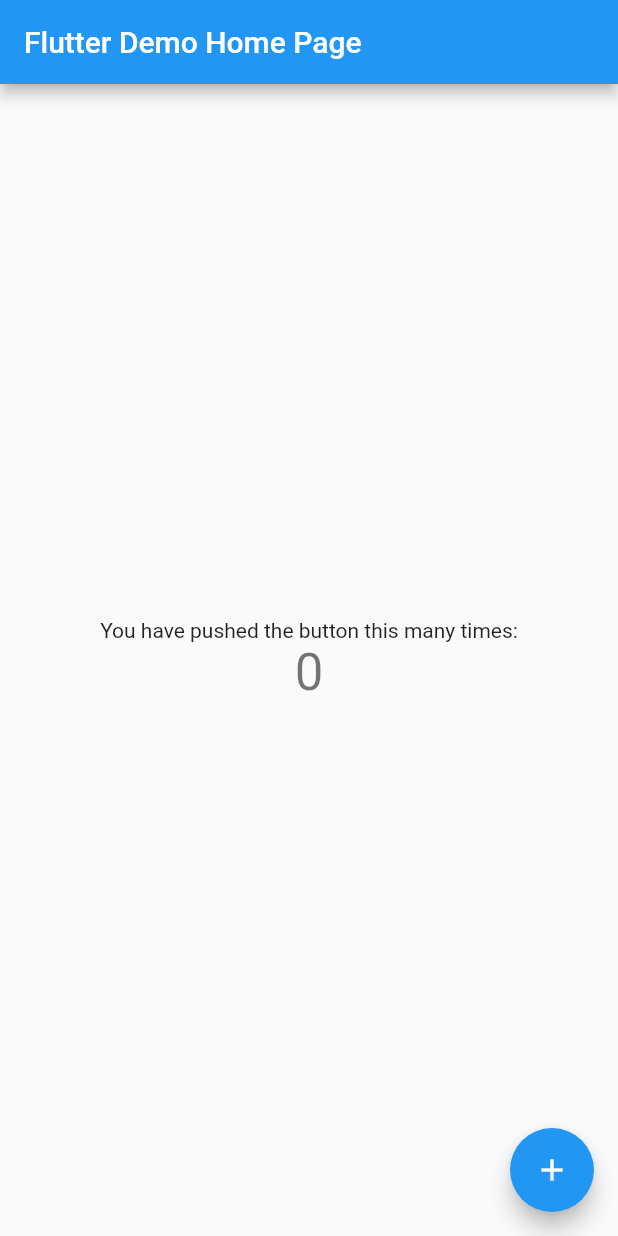
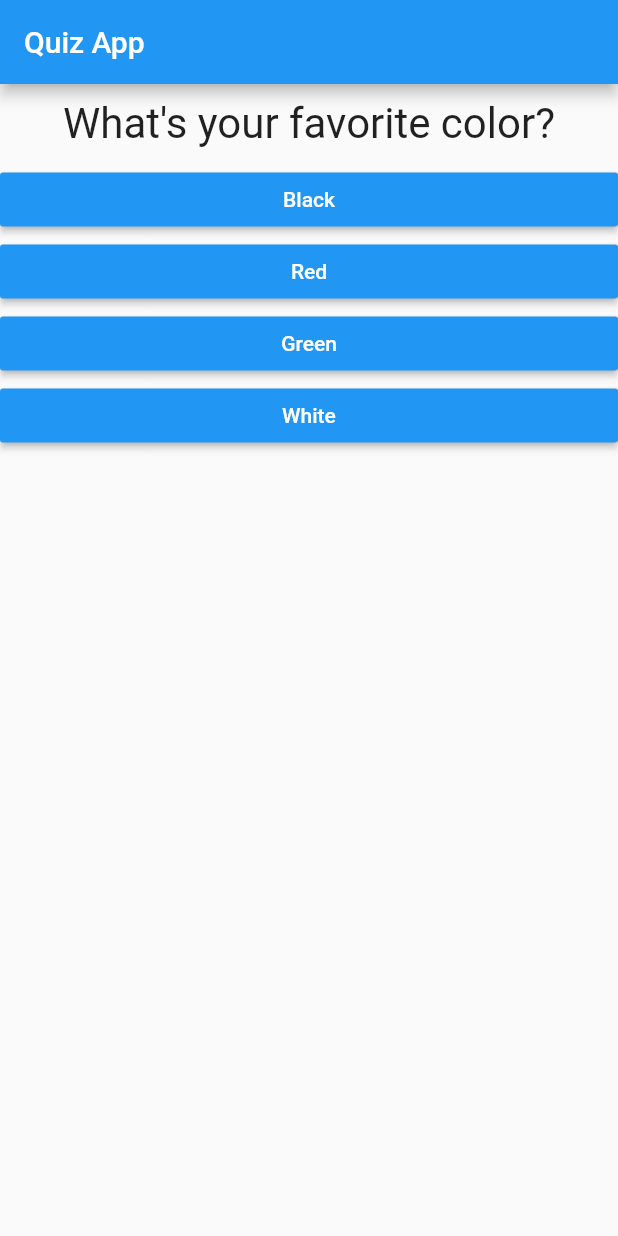
Before and after one commit to umerzia-7001/Quiz-App-Flutter, a Flutter app: the screen it shows after launch, on a phone screen of 412 x 824 dp. Run offline on Flutter 3.47's test engine with Material 2 defaults, Android fonts, the phone set to English and light mode, and no system bars.

Commit message:
first commmit

```diff
--- /dev/null
+++ b/lib/answer.dart
@@ -0,0 +1,21 @@
+import 'package:flutter/material.dart';
+
+class Answer extends StatelessWidget {
+  final Function selectHandler;
+  final String answerText;
+
+  Answer(this.selectHandler, this.answerText);
+
+  @override
+  Widget build(BuildContext context) {
+    return Container(
+      width: double.infinity,
+      child: RaisedButton(
+        color: Colors.blue,
+        textColor: Colors.white,
+        child: Text(answerText),
+        onPressed: selectHandler,
+      ),
+    );
+  }
+}
--- a/lib/main.dart
+++ b/lib/main.dart
@@ -1,113 +1,89 @@
 import 'package:flutter/material.dart';
 
-void main() {
-  runApp(MyApp());
+import './quiz.dart';
+import './result.dart';
+// void main() {
+//   runApp(MyApp());
+// }
+
+void main() => runApp(MyApp());
+
+class MyApp extends StatefulWidget {
+  @override
+  State<StatefulWidget> createState() => _MyAppState();
 }
 
-class MyApp extends StatelessWidget {
-  // This widget is the root of your application.
-  @override
-  Widget build(BuildContext context) {
-    return MaterialApp(
-      title: 'Flutter Demo',
-      theme: ThemeData(
-        // This is the theme of your application.
-        //
-        // Try running your application with "flutter run". You'll see the
-        // application has a blue toolbar. Then, without quitting the app, try
-        // changing the primarySwatch below to Colors.green and then invoke
-        // "hot reload" (press "r" in the console where you ran "flutter run",
-        // or simply save your changes to "hot reload" in a Flutter IDE).
-        // Notice that the counter didn't reset back to zero; the application
-        // is not restarted.
-        primarySwatch: Colors.blue,
-      ),
-      home: MyHomePage(title: 'Flutter Demo Home Page'),
-    );
+class _MyAppState extends State<MyApp> {
+  final _questions = const [
+    {
+      'questionText': 'What\'s your favorite color?',
+      'answers': [
+        {'text': 'Black', 'score': 10},
+        {'text': 'Red', 'score': 5},
+        {'text': 'Green', 'score': 3},
+        {'text': 'White', 'score': 1},
+      ],
+    },
+    {
+      'questionText': 'What\'s your favorite animal?',
+      'answers': [
+        {'text': 'Rabbit', 'score': 3},
+        {'text': 'Snake', 'score': 11},
+        {'text': 'Elephant', 'score': 5},
+        {'text': 'Lion', 'score': 9},
+      ],
+    },
+    {
+      'questionText': 'Who\'s your favorite leader?',
+      'answers': [
+        {'text': 'Hitler', 'score': 5},
+        {'text': 'NMandela', 'score': 2},
+        {'text': 'Nehru', 'score': 4},
+        {'text': 'Quaid', 'score': 1},
+      ],
+    },
+  ];
+  var _questionIndex = 0;
+  var _totalScore = 0;
+
+  void _resetQuiz() {
+    setState(() {
+      _questionIndex = 0;
+      _totalScore = 0;
+    });
   }
-}
 
-class MyHomePage extends StatefulWidget {
-  MyHomePage({Key key, this.title}) : super(key: key);
+  void _answerQuestion(int score) {
 
-  // This widget is the home page of your application. It is stateful, meaning
-  // that it has a State object (defined below) that contains fields that affect
-  // how it looks.
+    _totalScore += score;
 
-  // This class is the configuration for the state. It holds the values (in this
-  // case the title) provided by the parent (in this case the App widget) and
-  // used by the build method of the State. Fields in a Widget subclass are
-  // always marked "final".
+    setState(() {
+      _questionIndex = _questionIndex + 1;
+    });
 
-  final String title;
-
-  @override
-  _MyHomePageState createState() => _MyHomePageState();
-}
-
-class _MyHomePageState extends State<MyHomePage> {
-  int _counter = 0;
-
-  void _incrementCounter() {
-    setState(() {
-      // This call to setState tells the Flutter framework that something has
-      // changed in this State, which causes it to rerun the build method below
-      // so that the display can reflect the updated values. If we changed
-      // _counter without calling setState(), then the build method would not be
-      // called again, and so nothing would appear to happen.
-      _counter++;
-    });
+    if (_questionIndex < _questions.length) {
+      print('We have more questions!');
+    } else {
+      print('No more questions!');
+    }
   }
 
   @override
   Widget build(BuildContext context) {
-    // This method is rerun every time setState is called, for instance as done
-    // by the _incrementCounter method above.
-    //
-    // The Flutter framework has been optimized to make rerunning build methods
-    // fast, so that you can just rebuild anything that needs updating rather
-    // than having to individually change instances of widgets.
-    return Scaffold(
-      appBar: AppBar(
-        // Here we take the value from the MyHomePage object that was created by
-        // the App.build method, and use it to set our appbar title.
-        title: Text(widget.title),
+
+    return MaterialApp(
+      home: Scaffold(
+        appBar: AppBar(
+          title: Text('Quiz App'),
+        ),
+        body: _questionIndex < _questions.length
+            ? Quiz(
+                answerQuestion: _answerQuestion,
+                questionIndex: _questionIndex,
+                questions: _questions,
+              )
+            : Result(_totalScore, _resetQuiz),
       ),
-      body: Center(
-        // Center is a layout widget. It takes a single child and positions it
-        // in the middle of the parent.
-        child: Column(
-          // Column is also a layout widget. It takes a list of children and
-          // arranges them vertically. By default, it sizes itself to fit its
-          // children horizontally, and tries to be as tall as its parent.
-          //
-          // Invoke "debug painting" (press "p" in the console, choose the
-          // "Toggle Debug Paint" action from the Flutter Inspector in Android
-          // Studio, or the "Toggle Debug Paint" command in Visual Studio Code)
-          // to see the wireframe for each widget.
-          //
-          // Column has various properties to control how it sizes itself and
-          // how it positions its children. Here we use mainAxisAlignment to
-          // center the children vertically; the main axis here is the vertical
-          // axis because Columns are vertical (the cross axis would be
-          // horizontal).
-          mainAxisAlignment: MainAxisAlignment.center,
-          children: <Widget>[
-            Text(
-              'You have pushed the button this many times:',
-            ),
-            Text(
-              '$_counter',
-              style: Theme.of(context).textTheme.headline4,
-            ),
-          ],
-        ),
-      ),
-      floatingActionButton: FloatingActionButton(
-        onPressed: _incrementCounter,
-        tooltip: 'Increment',
-        child: Icon(Icons.add),
-      ), // This trailing comma makes auto-formatting nicer for build methods.
     );
   }
 }
--- /dev/null
+++ b/lib/question.dart
@@ -0,0 +1,20 @@
+import 'package:flutter/material.dart';
+
+class Question extends StatelessWidget {
+  final String questionText;
+
+  Question(this.questionText);
+
+  @override
+  Widget build(BuildContext context) {
+    return Container(
+      width: double.infinity,
+      margin: EdgeInsets.all(10),
+      child: Text(
+        questionText,
+        style: TextStyle(fontSize: 28),
+        textAlign: TextAlign.center,
+      ),
+    );
+  }
+}
--- /dev/null
+++ b/lib/quiz.dart
@@ -0,0 +1,31 @@
+import 'package:flutter/material.dart';
+
+import './question.dart';
+import './answer.dart';
+
+class Quiz extends StatelessWidget {
+  final List<Map<String, Object>> questions;
+
+  final int questionIndex;
+  final Function answerQuestion;
+
+  Quiz({
+    @required this.questions,
+    @required this.answerQuestion,
+    @required this.questionIndex,
+  });
+
+  @override
+  Widget build(BuildContext context) {
+    return Column(
+      children: [
+        Question(
+          questions[questionIndex]['questionText'],
+        ),
+        ...(questions[questionIndex]['answers'] as List<Map<String, Object>>).map((answer) {
+          return Answer(() => answerQuestion(answer['score']), answer['text']); //answerQuestion  function acting as handler
+        }).toList()
+      ],
+    );
+  }
+}
```
Also changed, not shown: lib/result.dart (added, +44 -0 lines), 21 other files.
